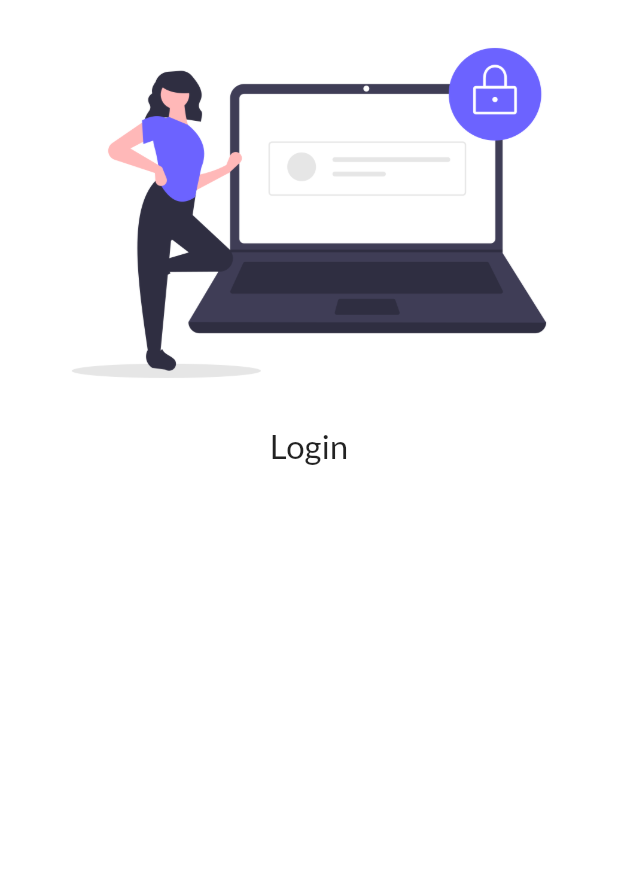
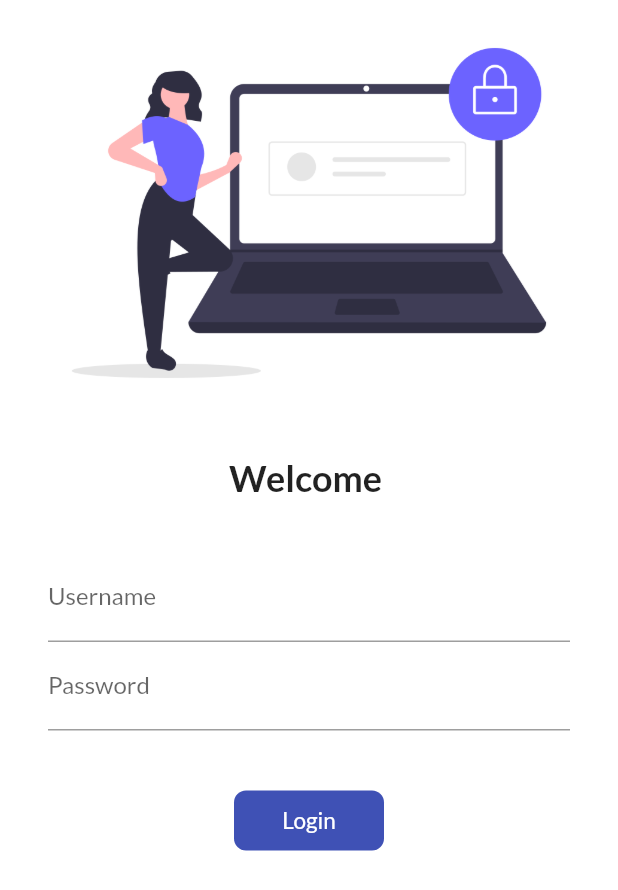
Before and after one commit to LordPratham/Flutter, a Flutter app: the screen it shows after launch, on a phone screen of 412 x 824 dp. Shown: the top 890 px of the screen. Run offline on Flutter 3.47's test engine with Material 2 defaults, Android fonts, the phone set to English and light mode, and no system bars; our stand-ins replace google_fonts.

```diff
--- a/lib/main.dart
+++ b/lib/main.dart
@@ -1,5 +1,6 @@
 import 'package:first/pages/home_page.dart';
 import 'package:first/pages/login_page.dart';
+import 'package:first/utils/routes.dart';
 import 'package:flutter/material.dart';
 import 'package:google_fonts/google_fonts.dart';
 
@@ -26,8 +27,8 @@ class MyApp extends StatelessWidget {
 
       routes: {
         "/": (context) => LoginPage(),
-        "/login": (context) => LoginPage(),
-        "/home": (context) => HomePage(),
+        MyRoutes.homeRoute: (context) => HomePage(),
+        MyRoutes.loginRoute: (context) => LoginPage(),
       },
     );
   }
--- a/lib/pages/login_page.dart
+++ b/lib/pages/login_page.dart
@@ -1,22 +1,110 @@
+// ignore_for_file: prefer_const_constructors
+
+import 'package:first/utils/routes.dart';
 import 'package:flutter/material.dart';
 
-class LoginPage extends StatelessWidget {
+class LoginPage extends StatefulWidget {
+  @override
+  State<LoginPage> createState() => _LoginPageState();
+}
+
+class _LoginPageState extends State<LoginPage> {
+  String name = "";
+  bool changeButton = false;
   @override
   Widget build(BuildContext context) {
     return Material(
       color: Colors.white,
+      child: SingleChildScrollView(
         child: Column(
           children: [
             Image.asset(
               "assets/images/login01.png",
+              fit: BoxFit.cover,
+            ),
+            const SizedBox(
+              height: 20,
+              width: 400,
             ),
             Text(
+              "Welcome $name",
+              style: TextStyle(
+                fontSize: 24,
+                fontWeight: FontWeight.bold,
+              ),
+            ),
+            const SizedBox(
+              height: 20,
+              width: 40,
+            ),
+            Padding(
+              padding: const EdgeInsets.symmetric(horizontal: 32, vertical: 16),
+              child: Column(children: [
+                TextFormField(
+                  decoration: InputDecoration(
+                    hintText: "Enter Username",
+                    label: Text("Username"),
+                  ),
+                  onChanged: (value) {
+                    name = value;
+                    setState(() {});
+                  },
+                ),
+                TextFormField(
+                  obscureText: true,
+                  decoration: InputDecoration(
+                    hintText: "Enter Password",
+                    label: Text("Password"),
+                  ),
+                ),
+                SizedBox(
+                  height: 40,
+                  width: 40,
+                ),
+
+                InkWell(
+                  onTap: () async {
+                    setState(() {
+                      changeButton = true;
+                    });
+
+                    await Future.delayed(Duration(seconds: 1));
+                    Navigator.pushNamed(context, MyRoutes.homeRoute);
+                  },
+                  child: AnimatedContainer(
+                    duration: Duration(seconds: 1),
+                    width: changeButton ? 50 : 100,
+                    height: 40,
+                    alignment: Alignment.center,
+                    child: changeButton
+                        ? Icon(
+                            Icons.done,
+                            color: Colors.white,
+                          )
+                        : Text(
                             "Login",
                             style: TextStyle(
-              fontSize: 22,
+                                fontSize: 15,
+                                // fontWeight: FontWeight.bold,
+                                color: Colors.white),
+                          ),
+                    decoration: BoxDecoration(
+                      color: Colors.indigo,
+                      borderRadius:
+                          BorderRadius.circular(changeButton ? 50 : 8),
+                    ),
                   ),
                 )
+                // ElevatedButton(
+                //     child: Text("Login"),
+                //     style: TextButton.styleFrom(minimumSize: Size(100, 40)),
+                //     onPressed: () {
+                //       Navigator.pushNamed(context, MyRoutes.homeRoute);
+                //     }),
+              ]),
+            )
           ],
+        ),
       ),
 
       // child: Center(
--- /dev/null
+++ b/lib/utils/routes.dart
@@ -0,0 +1,4 @@
+class MyRoutes {
+  static String loginRoute = "/login";
+  static String homeRoute = "/home";
+}
```
Lines whose indentation alone changed are shown as unchanged.
